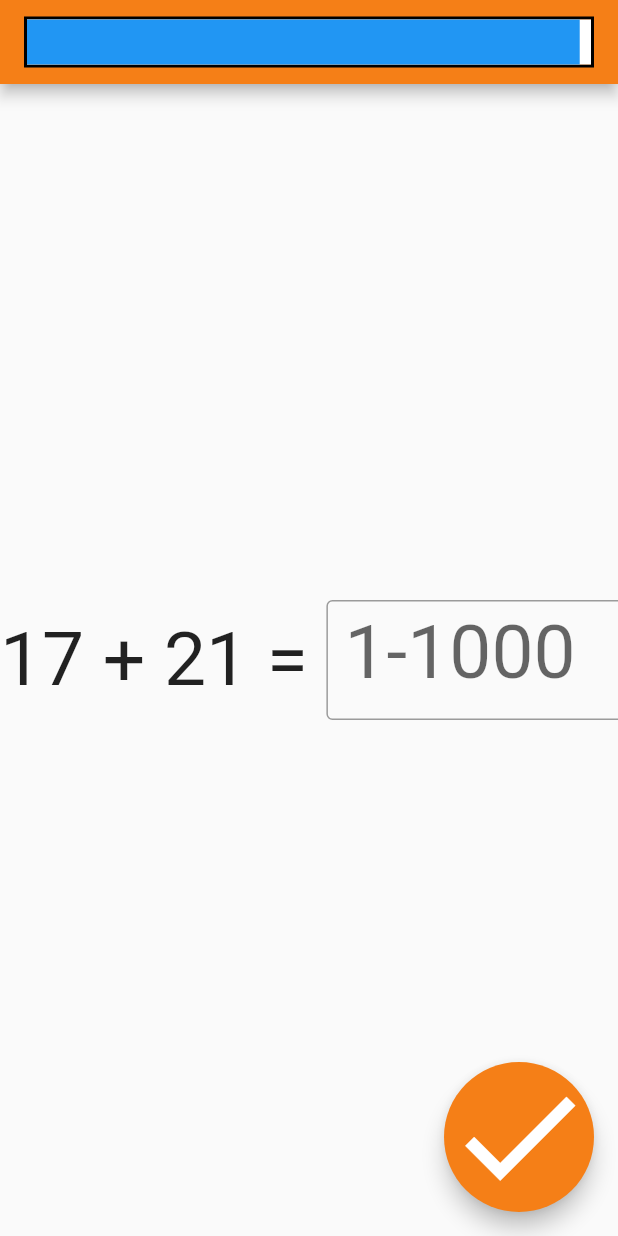
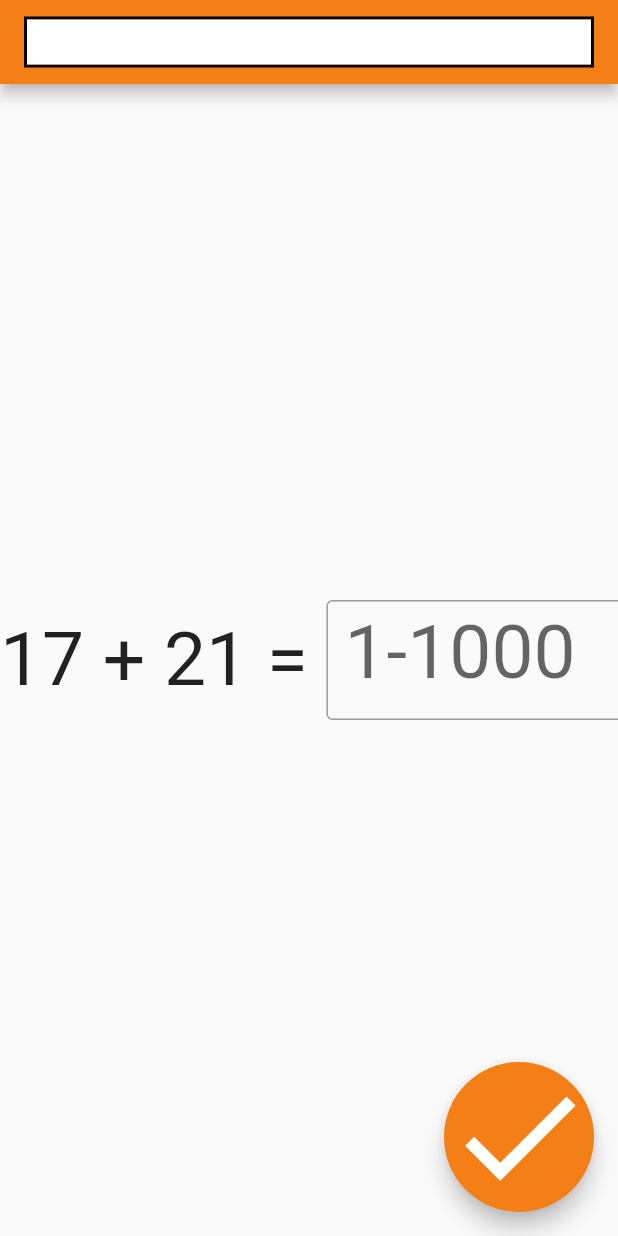
Before and after one commit to MAV0D/Kontakt-priklady, a Flutter app: the screen it shows after launch, after a tap on the "check" icon, on a phone screen of 412 x 824 dp. Run offline on Flutter 3.47's test engine with Material 2 defaults, Android fonts, the phone set to English and light mode, and no system bars.

Commit message:
cleanup, opravení výchozích hodnot

```diff
--- a/lib/main.dart
+++ b/lib/main.dart
@@ -9,7 +9,7 @@ void main() {
 var resController = TextEditingController();
 var result = "";
 int resultInt = 0;
-int spravneOdpovedi = 398;
+int spravneOdpovedi = 0;
 int a = 0;
 int b = 0;
 int znamenkoInt = 0;
@@ -22,12 +22,8 @@ class MyApp extends StatelessWidget {
 
   @override
   Widget build(BuildContext context) {
-    return MaterialApp(
-      title: 'Flutter Demo',
-      theme: ThemeData(
-        primarySwatch: Colors.blue,
-      ),
-      home: const MyHomePage(
+    return const MaterialApp(
+      home: MyHomePage(
           title:
               'Vypočítejte příklady pro posun k pochopení problému tří těles:'),
     );
@@ -138,6 +134,7 @@ class _MyHomePageState extends State<MyHomePage> {
                             ],
                           ));
                 }
+                zprava = "";
               },
               tooltip: 'Ověřit výsledek',
               child: const Icon(
```
